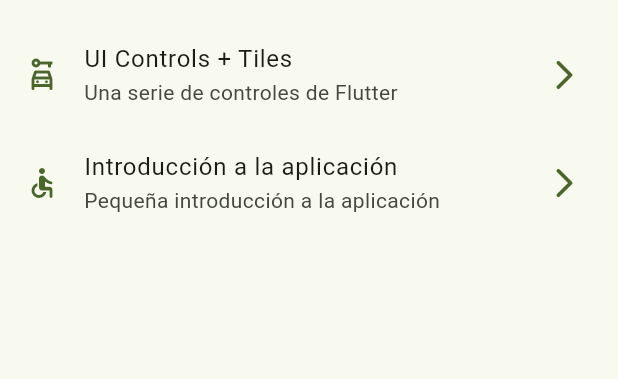
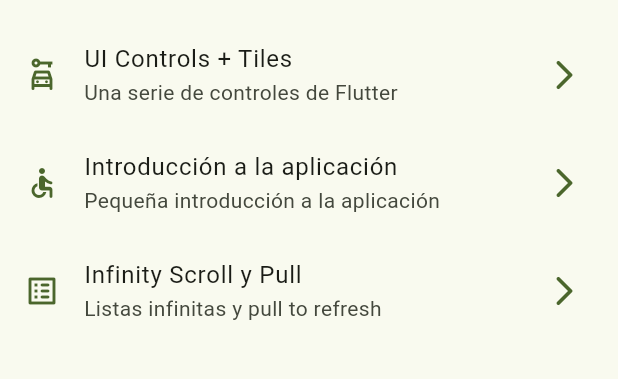
Before and after one commit to CarmineMM/widget-app, a Flutter app: the screen it shows after launch, on a phone screen of 412 x 824 dp, the part 603-982 px from its top. Run offline on Flutter 3.47's test engine with Material 3 defaults, Android fonts, the phone set to English and light mode, and no system bars; our stand-ins replace animate_do, go_router.

Commit message:
feat: android infinity scroll

```diff
--- a/lib/config/menu/menu_items.dart
+++ b/lib/config/menu/menu_items.dart
@@ -60,4 +60,10 @@ const appMenuItems = <MenuItem>[
     route: AppTutorialScreen.route,
     icon: Icons.accessible_rounded,
   ),
+  MenuItem(
+    title: 'Infinity Scroll y Pull',
+    subTitle: 'Listas infinitas y pull to refresh',
+    route: InfiniteScrollScreen.route,
+    icon: Icons.list_alt_rounded,
+  ),
 ];
--- a/lib/config/router/app_router.dart
+++ b/lib/config/router/app_router.dart
@@ -46,5 +46,10 @@ final appRouter = GoRouter(
       path: '/tutorials',
       builder: (context, state) => const AppTutorialScreen(),
     ),
+    GoRoute(
+      name: InfiniteScrollScreen.route,
+      path: '/infinity_scroll',
+      builder: (context, state) => const InfiniteScrollScreen(),
+    ),
   ],
 );
--- a/lib/main.dart
+++ b/lib/main.dart
@@ -16,7 +16,7 @@ class MainApp extends StatelessWidget {
     return MaterialApp.router(
       title: 'Flutter Widgets',
       routerConfig: appRouter,
-      debugShowCheckedModeBanner: false,
+      debugShowCheckedModeBanner: true,
       theme: AppTheme(
         selectedColor: 8,
       ).getTheme(appBarColor: colors.primaryFixed),
```
Also changed, not shown: lib/presentation/screens/infinite_scroll/infinite_scroll_screen.dart (+87 -2 lines), 1 other file.
